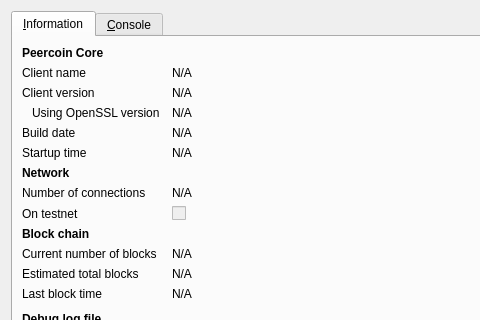
Old version of the form src/qt/forms/rpcconsole.ui in the repository bitbaba/stakecoin; both pictures show x 0 to 480 and y 0 to 320 of the 740 by 450 pixel window.
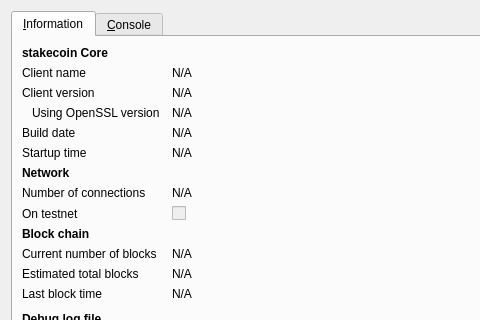
New version of the form. Icons and pictures are not drawn.

Commit message: Peercoin=>stakecoin

```diff
--- a/src/qt/forms/rpcconsole.ui
+++ b/src/qt/forms/rpcconsole.ui
@@ -36,7 +36,7 @@
           </font>
          </property>
          <property name="text">
-          <string>Peercoin Core</string>
+          <string>stakecoin Core</string>
          </property>
         </widget>
        </item>
```
Left out of the diff: 6 changed lines with no effect on the pictures. The commit also changes 107 other files.
